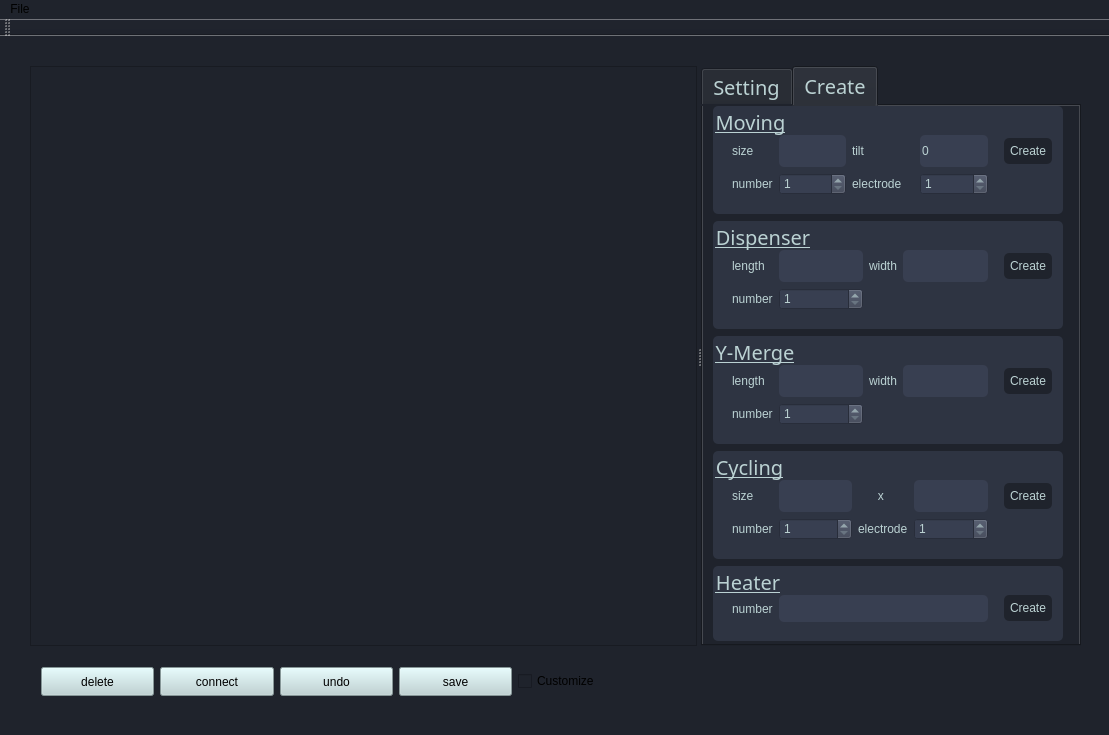
Above: mainwindow.ui from pandix73/qtgraphics before the change. Below: the same form after it.
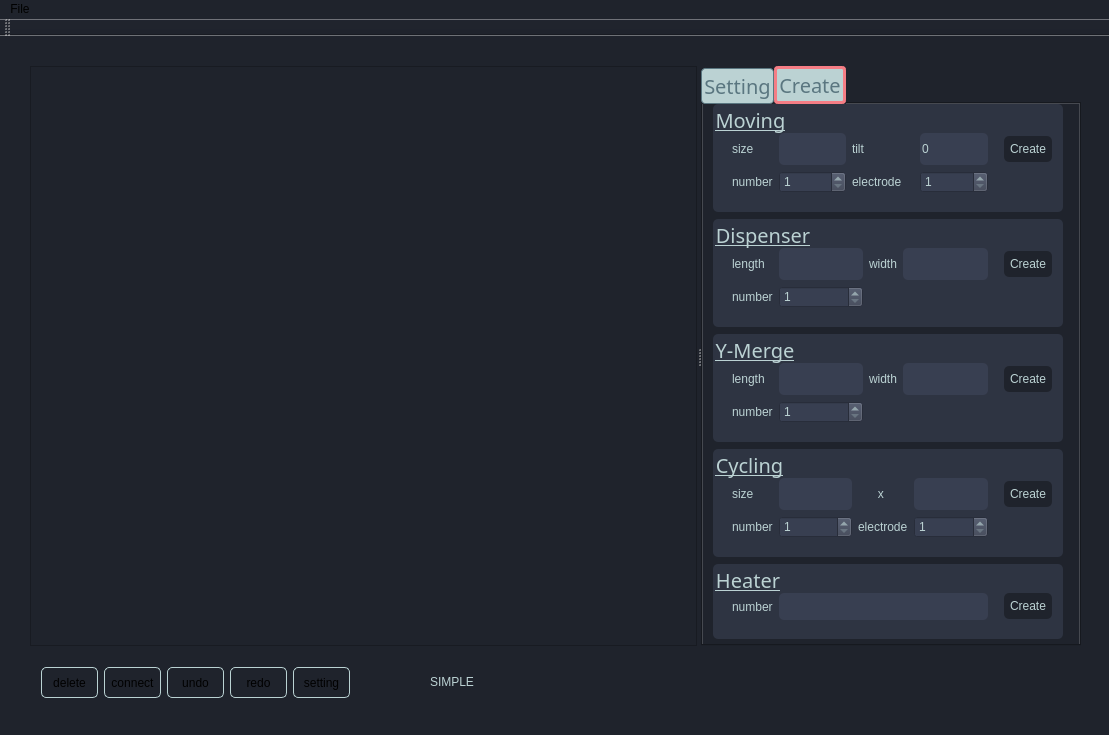
That is the form after the change. Icons and pictures are not drawn.

Commit message: 1. turn tools into icon-view 2. add toggle button (simple mode / customized mode) 3. put "new" and "save" into top bar 4. when clicked eraser, the cursor turns into a small eraser icon

```diff
--- a/mainwindow.ui
+++ b/mainwindow.ui
@@ -19,7 +19,16 @@
    <string>Chip Map Creator</string>
   </property>
   <property name="styleSheet">
-   <string notr="true">background-color: rgb(31, 35, 44);</string>
+   <string notr="true">QWidget {
+	background-color: rgb(31, 35, 44);
+}
+
+QToolButton{
+	border-style : solid;
+	border-color : rgb(186, 210, 211);
+	border-radius : 5px;
+	border-width : 1px;
+}</string>
   </property>
   <widget class="QWidget" name="centralWidget">
    <widget class="QWidget" name="horizontalLayoutWidget">
@@ -27,8 +36,8 @@
      <rect>
       <x>30</x>
       <y>620</y>
-      <width>581</width>
-      <height>51</height>
+      <width>331</width>
+      <height>53</height>
      </rect>
     </property>
     <layout class="QHBoxLayout" name="horizontalLayout">
@@ -40,15 +49,31 @@
          <verstretch>1</verstretch>
         </sizepolicy>
        </property>
-       <property name="autoFillBackground">
-        <bool>false</bool>
-       </property>
-       <property name="styleSheet">
-        <string notr="true">background-color: rgb(186, 210, 211);</string>
-       </property>
-       <property name="text">
+       <property name="toolTip">
         <string>delete</string>
        </property>
+       <property name="autoFillBackground">
+        <bool>false</bool>
+       </property>
+       <property name="styleSheet">
+        <string notr="true"/>
+       </property>
+       <property name="text">
+        <string notr="true">delete</string>
+       </property>
+       <property name="icon">
+        <iconset resource="resource.qrc">
+         <normaloff>:/MainWindow/Icons/Icons/eraser.png</normaloff>:/MainWindow/Icons/Icons/eraser.png</iconset>
+       </property>
+       <property name="iconSize">
+        <size>
+         <width>30</width>
+         <height>23</height>
+        </size>
+       </property>
+       <property name="checkable">
+        <bool>true</bool>
+       </property>
        <property name="autoRaise">
         <bool>false</bool>
        </property>
@@ -63,11 +88,21 @@
         </sizepolicy>
        </property>
        <property name="styleSheet">
-        <string notr="true">background-color: rgb(187, 210, 211);</string>
+        <string notr="true"/>
        </property>
        <property name="text">
         <string>connect</string>
        </property>
+       <property name="icon">
+        <iconset resource="resource.qrc">
+         <normaloff>:/MainWindow/Icons/Icons/connect.png</normaloff>:/MainWindow/Icons/Icons/connect.png</iconset>
+       </property>
+       <property name="iconSize">
+        <size>
+         <width>25</width>
+         <height>25</height>
+        </size>
+       </property>
       </widget>
      </item>
      <item>
@@ -79,10 +114,49 @@
         </sizepolicy>
        </property>
        <property name="styleSheet">
-        <string notr="true">background-color: rgb(187, 210, 211);</string>
+        <string notr="true"/>
        </property>
        <property name="text">
         <string>undo</string>
+       </property>
+       <property name="icon">
+        <iconset resource="resource.qrc">
+         <normaloff>:/MainWindow/Icons/Icons/undo.png</normaloff>:/MainWindow/Icons/Icons/undo.png</iconset>
+       </property>
+       <property name="iconSize">
+        <size>
+         <width>25</width>
+         <height>25</height>
+        </size>
+       </property>
+      </widget>
+     </item>
+     <item>
+      <widget class="QToolButton" name="toolButton_4">
+       <property name="sizePolicy">
+        <sizepolicy hsizetype="Preferred" vsizetype="Preferred">
+         <horstretch>1</horstretch>
+         <verstretch>0</verstretch>
+        </sizepolicy>
+       </property>
+       <property name="toolTip">
+        <string>redo</string>
+       </property>
+       <property name="styleSheet">
+        <string notr="true"/>
+       </property>
+       <property name="text">
+        <string>redo</string>
+       </property>
+       <property name="icon">
+        <iconset resource="resource.qrc">
+         <normaloff>:/MainWindow/Icons/Icons/redo.png</normaloff>:/MainWindow/Icons/Icons/redo.png</iconset>
+       </property>
+       <property name="iconSize">
+        <size>
+         <width>25</width>
+         <height>25</height>
+        </size>
        </property>
       </widget>
      </item>
@@ -95,35 +169,23 @@
         </sizepolicy>
        </property>
        <property name="styleSheet">
-        <string notr="true">background-color: rgb(187, 210, 211);</string>
+        <string notr="true"/>
        </property>
        <property name="text">
-        <string>save</string>
+        <string>setting</string>
+       </property>
+       <property name="icon">
+        <iconset resource="resource.qrc">
+         <normaloff>:/MainWindow/Icons/Icons/settings.png</normaloff>:/MainWindow/Icons/Icons/settings.png</iconset>
        </property>
        <property name="iconSize">
         <size>
-         <width>16</width>
-         <height>16</height>
+         <width>25</width>
+         <height>25</height>
         </size>
        </property>
       </widget>
      </item>
-     <item>
-      <widget class="QCheckBox" name="checkBox">
-       <property name="enabled">
-        <bool>true</bool>
-       </property>
-       <property name="sizePolicy">
-        <sizepolicy hsizetype="Fixed" vsizetype="Fixed">
-         <horstretch>0</horstretch>
-         <verstretch>0</verstretch>
-        </sizepolicy>
-       </property>
-       <property name="text">
-        <string>Customize</string>
-       </property>
-      </widget>
-     </item>
     </layout>
    </widget>
    <widget class="QSplitter" name="splitter">
@@ -183,6 +245,22 @@
  color: rgb(187, 210, 211);
 }
 
+QTabBar::tab {
+background: rgb(187, 210, 211);
+border-radius : 4px;
+min-width: 9ex;
+padding: 2px;
+color:rgb(90, 118, 128);
+}
+
+QTabBar::tab:selected {
+	border: 3px solid rgb(245, 125, 133);
+}
+QTabBar::tab:!selected {
+	margin-top: 2px; /* make non-selected tabs look smaller */
+	border: 1px solid rgb(90, 118, 128);
+}
+
 QPushButton{
 	border-radius: 5px;
 	padding : 6px;
@@ -1009,6 +1087,23 @@
      </widget>
     </widget>
    </widget>
+   <widget class="QLabel" name="label_2">
+    <property name="geometry">
+     <rect>
+      <x>430</x>
+      <y>630</y>
+      <width>121</width>
+      <height>31</height>
+     </rect>
+    </property>
+    <property name="styleSheet">
+     <string notr="true"> font: 15pt &quot;American Typewriter&quot;;
+ color: rgb(187, 210, 211);</string>
+    </property>
+    <property name="text">
+     <string>SIMPLE</string>
+    </property>
+   </widget>
   </widget>
   <widget class="QMenuBar" name="menuBar">
    <property name="geometry">
```
Left out of the diff: 189 changed lines with no effect on the pictures. The commit also changes 14 other files.
